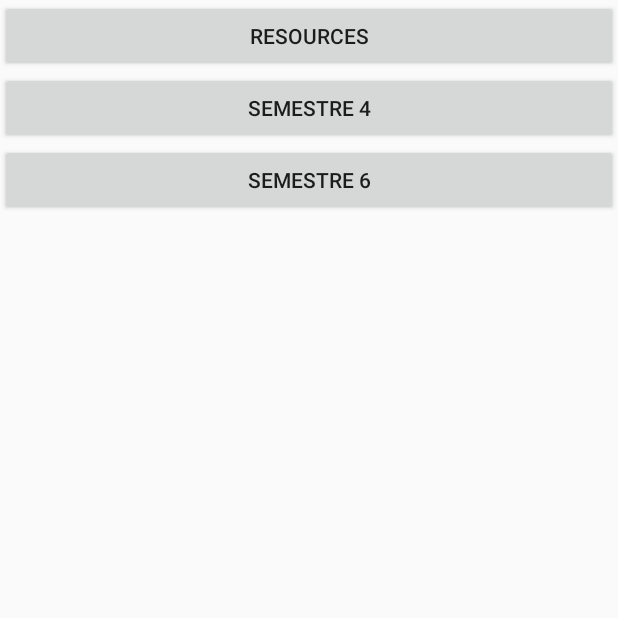
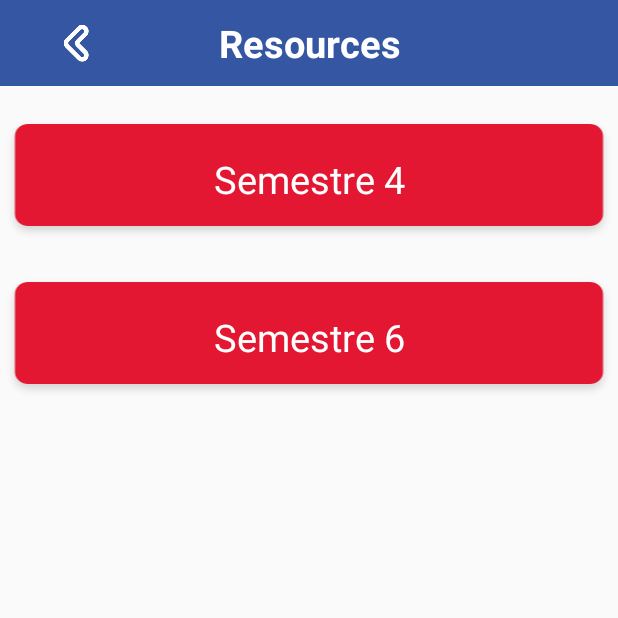
Before and after one commit to sim-fpt-usmba/E_Learning, an Android app: the EtudiantSemestreActivity screen opened directly, with no data from a screen before it, on a phone screen of 412 x 824 dp, the top half of it. Run offline under Robolectric (Android 15) with nearby library versions, the phone set to English and light mode, and no system bars.

Commit message:
Update activity_etudiant_semestre.xml

```diff
--- a/app/src/main/res/layout/activity_etudiant_semestre.xml
+++ b/app/src/main/res/layout/activity_etudiant_semestre.xml
@@ -1,18 +1,58 @@
 <?xml version="1.0" encoding="utf-8"?>
 <LinearLayout xmlns:android="http://schemas.android.com/apk/res/android"
-    android:orientation="vertical" android:layout_width="match_parent"
+              xmlns:app="http://schemas.android.com/apk/res-auto" android:orientation="vertical" android:layout_width="match_parent"
     android:layout_height="wrap_content">
+    <androidx.constraintlayout.widget.ConstraintLayout
+            android:id="@+id/constraintLayout4"
+            android:layout_width="match_parent"
+            android:layout_height="match_parent"
+            android:background="@drawable/rectangle_118"
+            android:orientation="horizontal"
+            android:padding="10dp"
+            app:layout_constraintBottom_toBottomOf="parent"
+            app:layout_constraintEnd_toEndOf="parent"
+            app:layout_constraintStart_toStartOf="parent"
+            app:layout_constraintTop_toTopOf="parent"
+            app:layout_constraintVertical_bias="0.0">
+
+        <TextView
+                android:id="@+id/textView3"
+                android:layout_width="230dp"
+                android:layout_height="37dp"
+                android:layout_gravity="center"
+                android:gravity="center"
+                android:text="@string/RESSOURCES"
+                android:textColor="@color/design_default_color_background"
+                android:textSize="25sp"
+                android:textStyle="bold"
+                app:layout_constraintBottom_toBottomOf="parent"
+                app:layout_constraintEnd_toEndOf="parent"
+                app:layout_constraintStart_toStartOf="parent"
+                app:layout_constraintTop_toTopOf="parent" style="@style/Widget.AppCompat.TextView"/>
+
+        <ImageView
+                android:id="@+id/GoBackIcon"
+                android:layout_width="wrap_content"
+                android:layout_height="wrap_content"
+                android:contentDescription="@string/RESSOURCES"
+                app:layout_constraintBottom_toBottomOf="parent"
+                app:layout_constraintEnd_toStartOf="@+id/textView3"
+                app:layout_constraintStart_toStartOf="parent"
+                app:layout_constraintTop_toTopOf="parent"
+                app:srcCompat="@drawable/trace_52"/>
+    </androidx.constraintlayout.widget.ConstraintLayout>
+    <TextView
+            android:layout_width="match_parent"
+            android:layout_height="wrap_content" android:id="@+id/textView4"/>
     <Button
-        android:id="@+id/addBtnRessources"
-        android:layout_width="match_parent"
-        android:layout_height="wrap_content"
-        android:text="@string/RESSOURCES"
-        />
-    <Button
-        android:id="@+id/addBtnM_S1"
-        android:layout_width="match_parent"
-        android:layout_height="wrap_content"
-        />
+            android:id="@+id/addBtnM_S1"
+            android:layout_width="match_parent"
+            android:layout_height="wrap_content"
+            android:background="@drawable/rectangle_119" android:textSize="25sp"
+            android:textColor="@color/design_default_color_background" style="@style/Widget.AppCompat.TextView"/>
+    <TextView
+            android:layout_width="match_parent"
+            android:layout_height="wrap_content" android:id="@+id/textView8"/>
     <LinearLayout
         android:id="@+id/linearVertical"
         android:orientation="vertical"
@@ -28,16 +68,17 @@
 
         </LinearLayout>
     </LinearLayout>
-    <Button
-        android:id="@+id/addBtnM_S2"
-        android:layout_width="match_parent"
-        android:layout_height="wrap_content"
-        />
     <LinearLayout
         android:id="@+id/linearVerticalS2"
         android:orientation="vertical"
         android:layout_width="match_parent"
         android:layout_height="wrap_content">
+        <Button
+                android:id="@+id/addBtnM_S2"
+                android:layout_width="match_parent"
+                android:layout_height="wrap_content"
+                android:background="@drawable/rectangle_119" android:textSize="25sp"
+                android:textColor="@color/design_default_color_background" style="@style/Widget.AppCompat.TextView"/>
         <LinearLayout
             android:id="@+id/linear1_S2"
             android:orientation="vertical"
```
